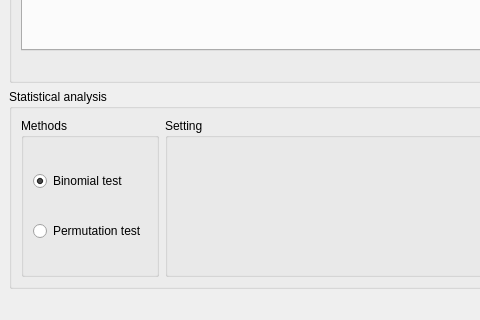
Before: the Qt Designer form eslearn/GUI/easylearn_model_evaluation_gui.ui in lichao312214129/easylearn, drawn with Qt 5; both pictures show x 0 to 480 and y 442 to 762 of the 580 by 762 pixel window.
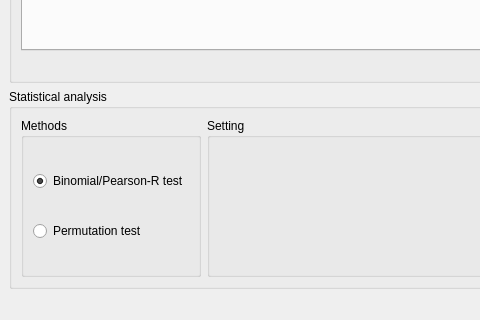
After: the same form once the commit is applied.

```diff
--- a/eslearn/GUI/easylearn_model_evaluation_gui.ui
+++ b/eslearn/GUI/easylearn_model_evaluation_gui.ui
@@ -89,7 +89,7 @@
           <item row="0" column="0">
            <widget class="QRadioButton" name="radioButton_binomialtest">
             <property name="text">
-             <string>Binomial test</string>
+             <string>Binomial/Pearson-R test</string>
             </property>
             <property name="checked">
              <bool>true</bool>
```
